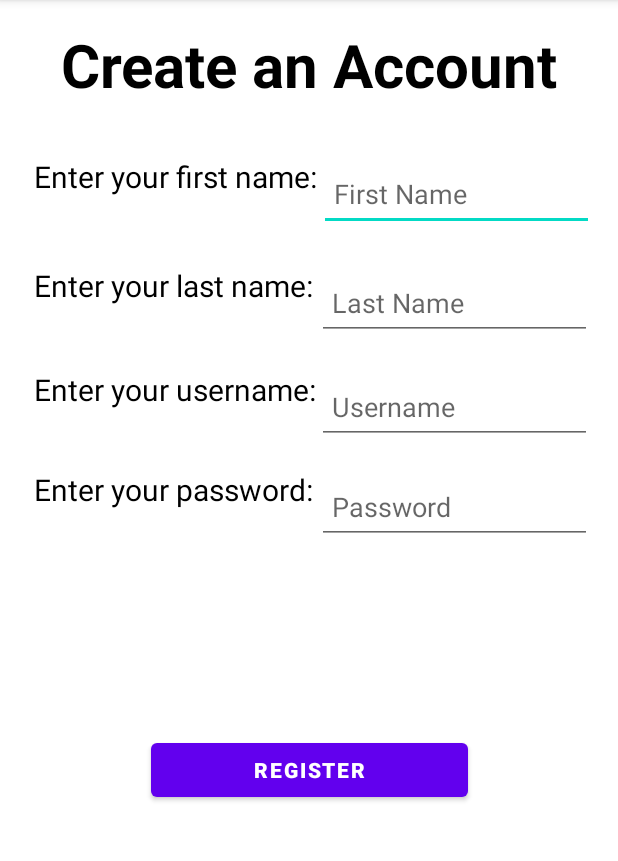
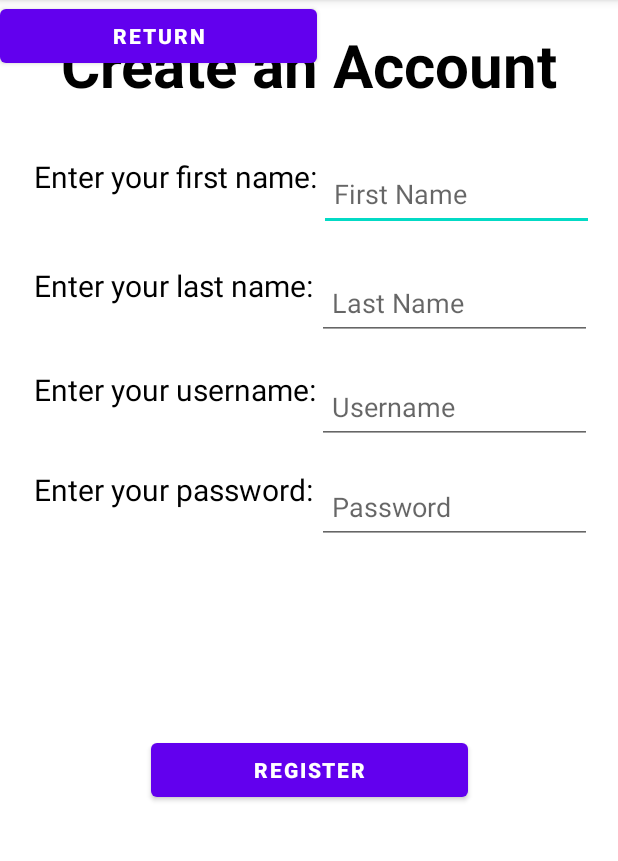
Before and after one commit to mbedford001/GarageSaleFinder-maria-topfork, an Android app: the Register screen opened directly, with no data from a screen before it, on a phone screen of 412 x 824 dp, the part 84-945 px from its top. Run offline under Robolectric (Android 15) with nearby library versions, the phone set to English and light mode, and no system bars.

Commit message:
Added return buttons to login and register page---need help putting them in proper location

```diff
--- a/app/src/main/java/com/example/garagesalefinder/Register.java
+++ b/app/src/main/java/com/example/garagesalefinder/Register.java
@@ -25,6 +25,7 @@ public class Register extends AppCompatActivity {
     EditText Username;
     EditText Password;
     Button ReturnBtn;
+    Button ReturnHomeBtn;
     DataBaseHelperClass dbhc = new DataBaseHelperClass(Register.this);
     @SuppressLint("MissingInflatedId")
     @Override
@@ -36,6 +37,15 @@ public class Register extends AppCompatActivity {
         Username = findViewById(R.id.inputUsername);
         Password = findViewById(R.id.inputLName);
         ReturnBtn = findViewById(R.id.btnReturn);
+        ReturnHomeBtn = findViewById(R.id.btnReturnHome);
+
+        ReturnHomeBtn.setOnClickListener(new View.OnClickListener(){
+            @Override
+            public void onClick(View v) {
+                startActivity(new Intent(getApplicationContext(), Home.class));
+                finish();
+            }
+        });
 
         ReturnBtn.setOnClickListener(new View.OnClickListener() {
             @Override
--- a/app/src/main/res/layout/activity_register.xml
+++ b/app/src/main/res/layout/activity_register.xml
@@ -146,4 +146,15 @@
         app:layout_constraintVertical_bias="2"
         tools:ignore="MissingConstraints" />
 
+    <Button
+        android:id="@+id/btnReturnHome"
+        android:layout_width="211dp"
+        android:layout_height="wrap_content"
+        android:layout_gravity="bottom"
+        android:text="Return"
+        android:textStyle="bold"
+        tools:ignore="MissingConstraints"
+        tools:layout_editor_absoluteX="195dp"
+        tools:layout_editor_absoluteY="832dp" />
+
 </androidx.constraintlayout.widget.ConstraintLayout>
```
Also changed, not shown: app/src/main/java/com/example/garagesalefinder/Login.java (+10 -0 lines), app/src/main/res/layout/activity_login.xml (+10 -0 lines).
